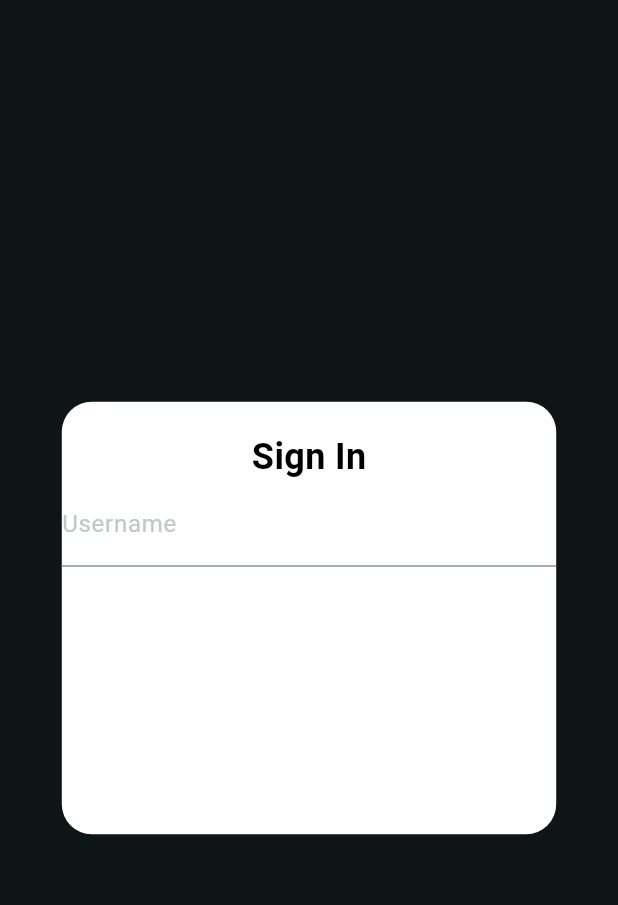
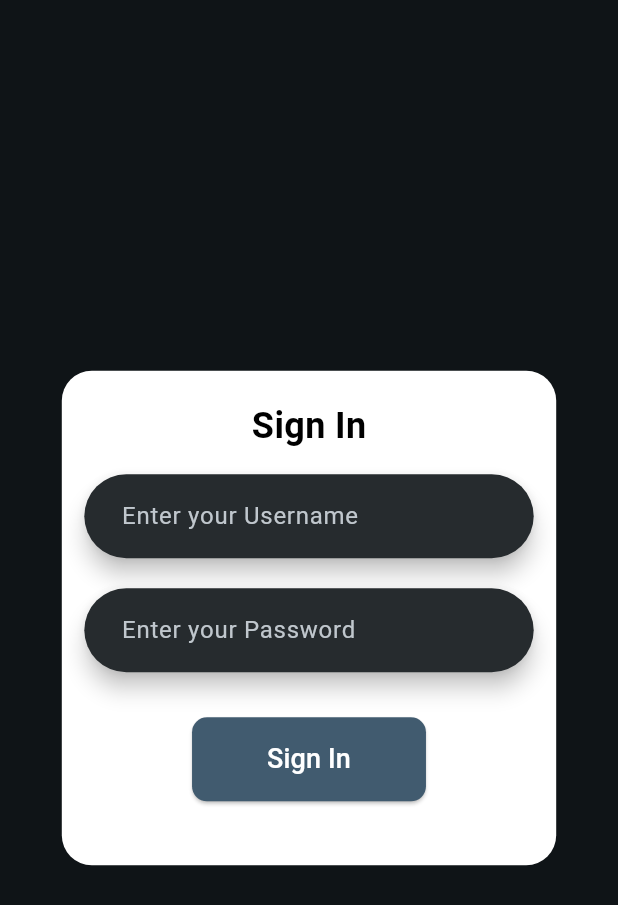
Before and after one commit to Rikkafire/EDMR_MENAK_2ELO, a Flutter app: the screen it shows after launch, after a tap on "Sign In", on a phone screen of 412 x 824 dp. Shown: the top 905 px of the screen. Run offline on Flutter 3.47's test engine with Material 3 defaults, Android fonts, the light colour scheme and no system bars; our stand-ins replace lottie, permission_handler; missing offline and left inert: flutter_blue_classic.

Commit message:
sig_in_complete_without_firebase_and_without_design

```diff
--- a/lib/views/pages/sign_in.dart
+++ b/lib/views/pages/sign_in.dart
@@ -1,4 +1,5 @@
 import 'package:flutter/material.dart';
+import 'package:project_kanso/views/widget_tree.dart';
 
 class SignIn extends StatelessWidget {
   const SignIn({super.key});
@@ -15,7 +16,7 @@ class SignIn extends StatelessWidget {
             0,
           ),
           child: Container(
-            height: MediaQuery.of(context).size.height * 0.35,
+            height: MediaQuery.of(context).size.height * 0.40,
             width: MediaQuery.of(context).size.width * 1,
             decoration: BoxDecoration(
               color: Colors.white,
@@ -32,7 +33,47 @@ class SignIn extends StatelessWidget {
                     color: Colors.black,
                   ),
                 ),
-                TextField(decoration: InputDecoration(labelText: 'Username')),
+                Padding(
+                  padding: const EdgeInsets.all(15.0),
+                  child: Container(
+                    child: Column(
+                      children: [
+                        SearchBar(hintText: '  Enter your Username'),
+                        SizedBox(height: 20),
+                        SearchBar(hintText: '  Enter your Password'),
+                        SizedBox(height: 30),
+                        ElevatedButton(
+                          onPressed: () {
+                            Navigator.of(context).push(
+                              MaterialPageRoute<void>(
+                                builder: (context) => const WidgetTree(),
+                              ),
+                            );
+                          },
+                          style: ElevatedButton.styleFrom(
+                            backgroundColor: const Color.fromARGB(
+                              255,
+                              65,
+                              91,
+                              111,
+                            ),
+                            padding: EdgeInsets.symmetric(
+                              horizontal: 50,
+                              vertical: 15,
+                            ),
+                            shape: RoundedRectangleBorder(
+                              borderRadius: BorderRadius.circular(10),
+                            ),
+                          ),
+                          child: Text(
+                            'Sign In',
+                            style: TextStyle(fontSize: 18, color: Colors.white),
+                          ),
+                        ),
+                      ],
+                    ),
+                  ),
+                ),
               ],
             ),
           ),
```
